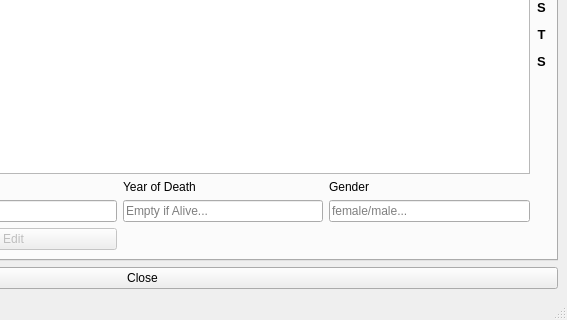
ivarmarkusson/Lokaverkefni, file Verkefni3/displaywindow.ui: the form before one commit; both pictures show x 282 to 849 and y 367 to 687 of the 849 by 687 pixel window.
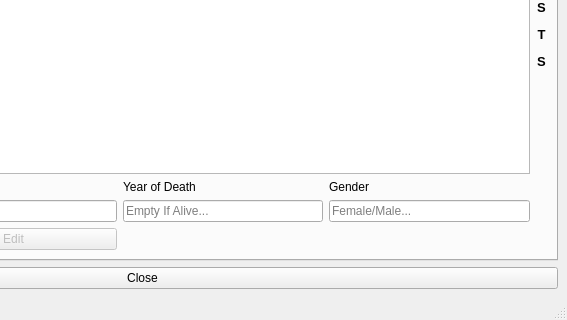
The form after the commit. The open tabs and pages were chosen to show the change.

Commit message: Bætti við í töflu og lagaði til

The edit to the form file:
```diff
--- a/Verkefni3/displaywindow.ui
+++ b/Verkefni3/displaywindow.ui
@@ -135,14 +135,14 @@
         <item row="3" column="4">
          <widget class="QLineEdit" name="line_sci_death_add_remove_edit">
           <property name="placeholderText">
-           <string>Empty if Alive...</string>
+           <string>Empty If Alive...</string>
           </property>
          </widget>
         </item>
         <item row="3" column="5">
          <widget class="QLineEdit" name="line_sci_gender_add_remove_edit">
           <property name="placeholderText">
-           <string>female/male...</string>
+           <string>Female/Male...</string>
           </property>
          </widget>
         </item>
```
Left out of the diff: 18 changed lines with no effect on the pictures. The commit also changes 1 other file.
